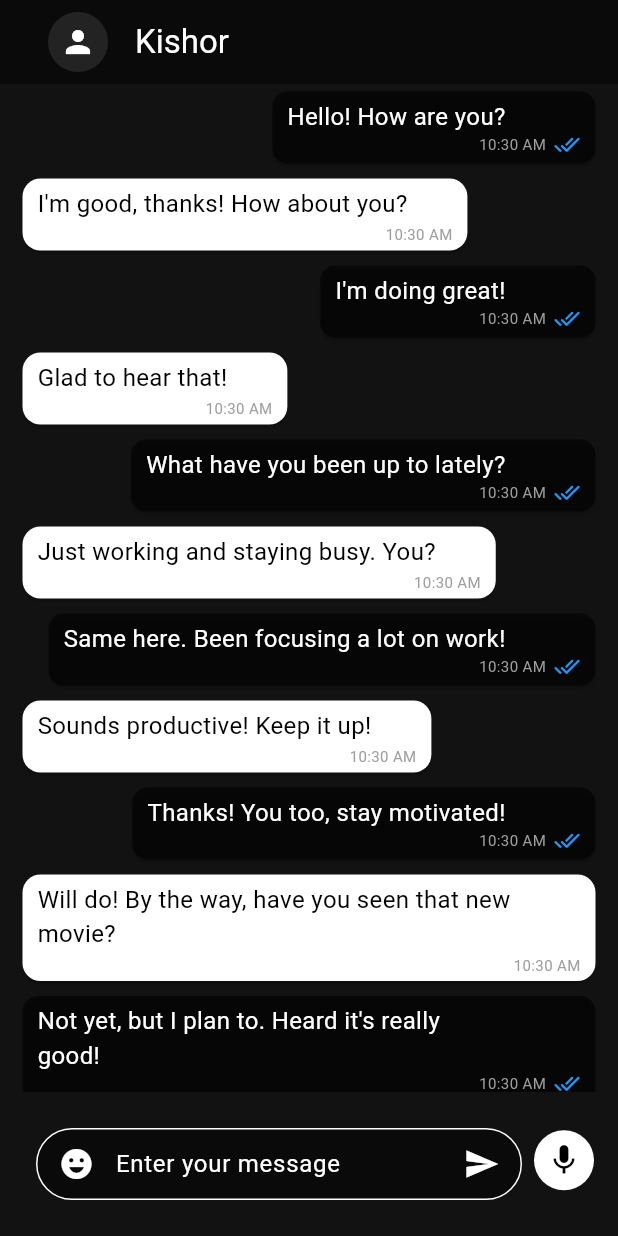
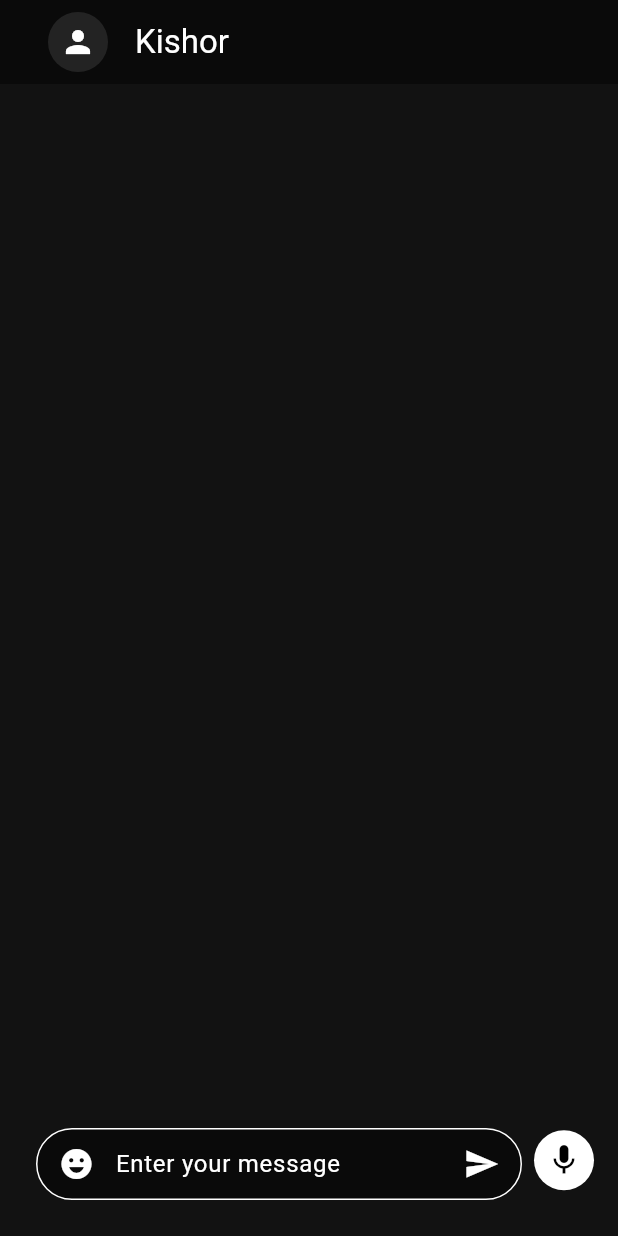
Before and after one commit to ravideep6399/chat_app_flutter, a Flutter app: the screen it shows after launch, after a tap on "Dev Stack", after a tap on "Kishor", on a phone screen of 412 x 824 dp. Run offline on Flutter 3.47's test engine with Material 3 defaults, Android fonts, the phone set to English and light mode, and no system bars; our stand-ins replace socket_io_client; network calls fail.

Commit message:
one on one chat implenented

```diff
--- a/lib/screens/components/chat_component.dart
+++ b/lib/screens/components/chat_component.dart
@@ -9,7 +9,10 @@ import 'package:socket_io_client/socket_io_client.dart' as IO;
 
 class ChatComponent extends StatefulWidget {
   final ChatModel source;
-  const ChatComponent({super.key, required this.source,});
+  const ChatComponent({
+    super.key,
+    required this.source,
+  });
 
   @override
   State<ChatComponent> createState() => _ChatComponentState();
@@ -20,217 +23,217 @@ class _ChatComponentState extends State<ChatComponent> {
   final GlobalKey boxKey = GlobalKey();
   late double width;
   List<Widget> chatlist = [
-    const UserChatBox(
-      text: "Hello! How are you?",
-      read: true,
-    ),
-    const ReplyChatBox(
-      text: "I'm good, thanks! How about you?",
-      read: false,
-    ),
-    const UserChatBox(
-      text: "I'm doing great!",
-      read: true,
-    ),
-    const ReplyChatBox(
-      text: "Glad to hear that!",
-      read: false,
-    ),
-    const UserChatBox(
-      text: "What have you been up to lately?",
-      read: true,
-    ),
-    const ReplyChatBox(
-      text: "Just working and staying busy. You?",
-      read: false,
-    ),
-    const UserChatBox(
-      text: "Same here. Been focusing a lot on work!",
-      read: true,
-    ),
-    const ReplyChatBox(
-      text: "Sounds productive! Keep it up!",
-      read: false,
-    ),
-    const UserChatBox(
-      text: "Thanks! You too, stay motivated!",
-      read: true,
-    ),
-    const ReplyChatBox(
-      text: "Will do! By the way, have you seen that new movie?",
-      read: false,
-    ),
-    const UserChatBox(
-      text: "Not yet, but I plan to. Heard it's really good!",
-      read: true,
-    ),
-    const ReplyChatBox(
-      text: "I watched it last night. It was amazing!",
-      read: false,
-    ),
-    const UserChatBox(
-      text: "Nice, I can’t wait to watch it then!",
-      read: true,
-    ),
-    const ReplyChatBox(
-      text: "Definitely worth it. Let me know what you think!",
-      read: false,
-    ),
-    const UserChatBox(
-      text: "Will do! Hey, do you wanna grab lunch sometime?",
-      read: true,
-    ),
-    const ReplyChatBox(
-      text: "Sounds great! When are you free?",
-      read: false,
-    ),
-    const UserChatBox(
-      text: "How about this weekend?",
-      read: true,
-    ),
-    const ReplyChatBox(
-      text: "Perfect! Let’s do it.",
-      read: false,
-    ),
-    const UserChatBox(
-      text: "Great! Looking forward to it.",
-      read: true,
-    ),
-    const ReplyChatBox(
-      text: "Me too. It’s been a while!",
-      read: false,
-    ),
-    const UserChatBox(
-      text: "It has! We definitely need to catch up.",
-      read: true,
-    ),
-    const ReplyChatBox(
-      text: "Agreed, let’s make it happen!",
-      read: false,
-    ),
-    const UserChatBox(
-      text: "See you soon then!",
-      read: true,
-    ),
-    const ReplyChatBox(
-      text: "Take care! Talk to you later.",
-      read: false,
-    ),
-    // Adding more to make it longer
-    const UserChatBox(
-      text: "By the way, have you been keeping up with the news?",
-      read: true,
-    ),
-    const ReplyChatBox(
-      text: "Not much, been too busy. Why, what's happening?",
-      read: false,
-    ),
-    const UserChatBox(
-      text: "There’s a new tech breakthrough that’s pretty exciting.",
-      read: true,
-    ),
-    const ReplyChatBox(
-      text: "Really? Tell me more!",
-      read: false,
-    ),
-    const UserChatBox(
-      text: "It’s a new AI model that can write articles automatically.",
-      read: true,
-    ),
-    const ReplyChatBox(
-      text: "Wow, that’s impressive!",
-      read: false,
-    ),
-    const UserChatBox(
-      text: "Yeah, the future is looking interesting!",
-      read: true,
-    ),
-    const ReplyChatBox(
-      text: "Totally, technology is moving so fast!",
-      read: false,
-    ),
-    const UserChatBox(
-      text: "It’s exciting but also a bit scary!",
-      read: true,
-    ),
-    const ReplyChatBox(
-      text: "I feel the same. But we’ll see how it unfolds.",
-      read: false,
-    ),
-    const UserChatBox(
-      text: "Absolutely. Anyway, let's talk about something lighter.",
-      read: true,
-    ),
-    const ReplyChatBox(
-      text: "Sure, what do you have in mind?",
-      read: false,
-    ),
-    const UserChatBox(
-      text: "How about your favorite books? Any recommendations?",
-      read: true,
-    ),
-    const ReplyChatBox(
-      text: "Oh, definitely! I love reading. I highly recommend 'Sapiens'.",
-      read: false,
-    ),
-    const UserChatBox(
-      text: "'Sapiens' sounds interesting, I’ll check it out.",
-      read: true,
-    ),
-    const ReplyChatBox(
-      text: "It’s a great read! You won’t regret it.",
-      read: false,
-    ),
-    // Continuing the conversation
-    const UserChatBox(
-      text: "I’ve been reading a lot of self-improvement books lately.",
-      read: true,
-    ),
-    const ReplyChatBox(
-      text: "Nice! I’ve been into that too.",
-      read: false,
-    ),
-    const UserChatBox(
-      text:
-          "It’s amazing how much you can improve yourself with the right mindset.",
-      read: true,
-    ),
-    const ReplyChatBox(
-      text: "Definitely! It’s all about consistency.",
-      read: false,
-    ),
-    const UserChatBox(
-      text: "Exactly. Small steps every day make a huge difference.",
-      read: true,
-    ),
-    const ReplyChatBox(
-      text: "Agreed! So, what’s the next goal for you?",
-      read: false,
-    ),
-    const UserChatBox(
-      text: "I’m focusing on improving my productivity.",
-      read: true,
-    ),
-    const ReplyChatBox(
-      text: "That’s awesome! How are you doing that?",
-      read: false,
-    ),
-    const UserChatBox(
-      text: "I’ve started using the Pomodoro technique. It’s really helping.",
-      read: true,
-    ),
-    const ReplyChatBox(
-      text: "I’ve heard of that. It’s a great method!",
-      read: false,
-    ),
-    const UserChatBox(
-      text: "Yes, I’m really liking it. It keeps me focused.",
-      read: true,
-    ),
-    const ReplyChatBox(
-      text: "Keep it up, you’re on the right track!",
-      read: false,
-    ),
+    // const UserChatBox(
+    //   text: "Hello! How are you?",
+    //   read: true,
+    // ),
+    // const ReplyChatBox(
+    //   text: "I'm good, thanks! How about you?",
+    //   read: false,
+    // ),
+    // const UserChatBox(
+    //   text: "I'm doing great!",
+    //   read: true,
+    // ),
+    // const ReplyChatBox(
+    //   text: "Glad to hear that!",
+    //   read: false,
+    // ),
+    // const UserChatBox(
+    //   text: "What have you been up to lately?",
+    //   read: true,
+    // ),
+    // const ReplyChatBox(
+    //   text: "Just working and staying busy. You?",
+    //   read: false,
+    // ),
+    // const UserChatBox(
+    //   text: "Same here. Been focusing a lot on work!",
+    //   read: true,
+    // ),
+    // const ReplyChatBox(
+    //   text: "Sounds productive! Keep it up!",
+    //   read: false,
+    // ),
+    // const UserChatBox(
+    //   text: "Thanks! You too, stay motivated!",
+    //   read: true,
+    // ),
+    // const ReplyChatBox(
+    //   text: "Will do! By the way, have you seen that new movie?",
+    //   read: false,
+    // ),
+    // const UserChatBox(
+    //   text: "Not yet, but I plan to. Heard it's really good!",
+    //   read: true,
+    // ),
+    // const ReplyChatBox(
+    //   text: "I watched it last night. It was amazing!",
+    //   read: false,
+    // ),
+    // const UserChatBox(
+    //   text: "Nice, I can’t wait to watch it then!",
+    //   read: true,
+    // ),
+    // const ReplyChatBox(
+    //   text: "Definitely worth it. Let me know what you think!",
+    //   read: false,
+    // ),
+    // const UserChatBox(
+    //   text: "Will do! Hey, do you wanna grab lunch sometime?",
+    //   read: true,
+    // ),
+    // const ReplyChatBox(
+    //   text: "Sounds great! When are you free?",
+    //   read: false,
+    // ),
+    // const UserChatBox(
+    //   text: "How about this weekend?",
+    //   read: true,
+    // ),
+    // const ReplyChatBox(
+    //   text: "Perfect! Let’s do it.",
+    //   read: false,
+    // ),
+    // const UserChatBox(
+    //   text: "Great! Looking forward to it.",
+    //   read: true,
+    // ),
+    // const ReplyChatBox(
+    //   text: "Me too. It’s been a while!",
+    //   read: false,
+    // ),
+    // const UserChatBox(
+    //   text: "It has! We definitely need to catch up.",
+    //   read: true,
+    // ),
+    // const ReplyChatBox(
+    //   text: "Agreed, let’s make it happen!",
+    //   read: false,
+    // ),
+    // const UserChatBox(
+    //   text: "See you soon then!",
+    //   read: true,
+    // ),
+    // const ReplyChatBox(
+    //   text: "Take care! Talk to you later.",
+    //   read: false,
+    // ),
+    // // Adding more to make it longer
+    // const UserChatBox(
+    //   text: "By the way, have you been keeping up with the news?",
+    //   read: true,
+    // ),
+    // const ReplyChatBox(
+    //   text: "Not much, been too busy. Why, what's happening?",
+    //   read: false,
+    // ),
+    // const UserChatBox(
+    //   text: "There’s a new tech breakthrough that’s pretty exciting.",
+    //   read: true,
+    // ),
+    // const ReplyChatBox(
+    //   text: "Really? Tell me more!",
+    //   read: false,
+    // ),
+    // const UserChatBox(
+    //   text: "It’s a new AI model that can write articles automatically.",
+    //   read: true,
+    // ),
+    // const ReplyChatBox(
+    //   text: "Wow, that’s impressive!",
+    //   read: false,
+    // ),
+    // const UserChatBox(
+    //   text: "Yeah, the future is looking interesting!",
+    //   read: true,
+    // ),
+    // const ReplyChatBox(
+    //   text: "Totally, technology is moving so fast!",
+    //   read: false,
+    // ),
+    // const UserChatBox(
+    //   text: "It’s exciting but also a bit scary!",
+    //   read: true,
+    // ),
+    // const ReplyChatBox(
+    //   text: "I feel the same. But we’ll see how it unfolds.",
+    //   read: false,
+    // ),
+    // const UserChatBox(
+    //   text: "Absolutely. Anyway, let's talk about something lighter.",
+    //   read: true,
+    // ),
+    // const ReplyChatBox(
+    //   text: "Sure, what do you have in mind?",
+    //   read: false,
+    // ),
+    // const UserChatBox(
+    //   text: "How about your favorite books? Any recommendations?",
+    //   read: true,
+    // ),
+    // const ReplyChatBox(
+    //   text: "Oh, definitely! I love reading. I highly recommend 'Sapiens'.",
+    //   read: false,
+    // ),
+    // const UserChatBox(
+    //   text: "'Sapiens' sounds interesting, I’ll check it out.",
+    //   read: true,
+    // ),
+    // const ReplyChatBox(
+    //   text: "It’s a great read! You won’t regret it.",
+    //   read: false,
+    // ),
+    // // Continuing the conversation
+    // const UserChatBox(
+    //   text: "I’ve been reading a lot of self-improvement books lately.",
+    //   read: true,
+    // ),
+    // const ReplyChatBox(
+    //   text: "Nice! I’ve been into that too.",
+    //   read: false,
+    // ),
+    // const UserChatBox(
+    //   text:
+    //       "It’s amazing how much you can improve yourself with the right mindset.",
+    //   read: true,
+    // ),
+    // const ReplyChatBox(
+    //   text: "Definitely! It’s all about consistency.",
+    //   read: false,
+    // ),
+    // const UserChatBox(
+    //   text: "Exactly. Small steps every day make a huge difference.",
+    //   read: true,
+    // ),
+    // const ReplyChatBox(
+    //   text: "Agreed! So, what’s the next goal for you?",
+    //   read: false,
+    // ),
+    // const UserChatBox(
+    //   text: "I’m focusing on improving my productivity.",
+    //   read: true,
+    // ),
+    // const ReplyChatBox(
+    //   text: "That’s awesome! How are you doing that?",
+    //   read: false,
+    // ),
+    // const UserChatBox(
+    //   text: "I’ve started using the Pomodoro technique. It’s really helping.",
+    //   read: true,
+    // ),
+    // const ReplyChatBox(
+    //   text: "I’ve heard of that. It’s a great method!",
+    //   read: false,
+    // ),
+    // const UserChatBox(
+    //   text: "Yes, I’m really liking it. It keeps me focused.",
+    //   read: true,
+    // ),
+    // const ReplyChatBox(
+    //   text: "Keep it up, you’re on the right track!",
+    //   read: false,
+    // ),
     // You can keep adding more to make the list longer as needed
   ];
 
@@ -260,6 +263,17 @@ class _ChatComponentState extends State<ChatComponent> {
         print("connected");
         print(socket.connected);
       }
+    });
+
+    socket.on("message", (msg) {
+      setState(() {
+        chatlist.add(
+          ReplyChatBox(
+            text: msg["message"],
+            read: false,
+          ),
+        );
+      });
     });
   }
 
--- a/lib/screens/home_screen.dart
+++ b/lib/screens/home_screen.dart
@@ -1,12 +1,14 @@
 import 'package:chat_app/components/custom_card.dart';
 import 'package:chat_app/models/chat_model.dart';
 import 'package:chat_app/screens/components/chat_component.dart';
+import 'package:flutter/foundation.dart';
 import 'package:flutter/material.dart';
 
 class HomeScreen extends StatefulWidget {
   final List<ChatModel> chatmodels;
   final ChatModel sourceChat;
-  const HomeScreen({super.key, required this.chatmodels, required this.sourceChat});
+  const HomeScreen(
+      {super.key, required this.chatmodels, required this.sourceChat});
 
   @override
   State<HomeScreen> createState() => _HomeScreenState();
@@ -23,7 +25,7 @@ class _HomeScreenState extends State<HomeScreen> {
   Widget midBlockUI(
       double windowWidth, double windowHeight, BuildContext context) {
     return Container(
-      width: windowWidth * 0.3,
+      width: kIsWeb ? windowWidth * 0.3 : windowWidth,
       color: Colors.grey.shade900,
       child: Column(
         children: [
@@ -31,8 +33,8 @@ class _HomeScreenState extends State<HomeScreen> {
             height: 20,
           ),
           SizedBox(
-            width: windowWidth * 0.3 * 0.95,
-            height: windowHeight * 0.07,
+            width: kIsWeb ? windowWidth * 0.3 * 0.95 : windowWidth * 0.95,
+            height: kIsWeb ? windowHeight * 0.07 : 45,
             child: SearchAnchor.bar(
                 barHintText: "search",
                 viewHintText: "search",
@@ -57,7 +59,8 @@ class _HomeScreenState extends State<HomeScreen> {
                         shape: RoundedRectangleBorder(
                             borderRadius: BorderRadius.circular(5)),
                         child: CustomCard(
-                            chatModel: chatmodels[index], sourchat: widget.sourceChat));
+                            chatModel: chatmodels[index],
+                            sourchat: widget.sourceChat));
                   }),
             ),
           )
@@ -77,8 +80,24 @@ class _HomeScreenState extends State<HomeScreen> {
         appBar: AppBar(
           surfaceTintColor: Colors.white,
           title: const Text("ChatApp"),
+          actions: [
+            const SizedBox(
+              height: 5,
             ),
-        body: Center(
+            !kIsWeb
+                ? IconButton(onPressed: () {}, icon: const Icon(Icons.message))
+                : const SizedBox(),
+            const SizedBox(
+              height: 20,
+            ),
+            !kIsWeb
+                ? IconButton(
+                    onPressed: () {}, icon: const Icon(Icons.more_vert))
+                : const SizedBox()
+          ],
+        ),
+        body: kIsWeb
+            ? Center(
                 child: Column(
                   mainAxisAlignment: MainAxisAlignment.center,
                   children: [
@@ -112,12 +131,14 @@ class _HomeScreenState extends State<HomeScreen> {
                             ),
                           ),
                           midBlockUI(windowWidth, windowHeight, context),
-                    Expanded(child: ChatComponent(source: widget.sourceChat)),
+                          Expanded(
+                              child: ChatComponent(source: widget.sourceChat)),
                         ],
                       ),
                     )
                   ],
                 ),
-        ));
+              )
+            : midBlockUI(windowWidth, windowHeight, context));
   }
 }
```
Lines whose indentation alone changed are shown as unchanged.
